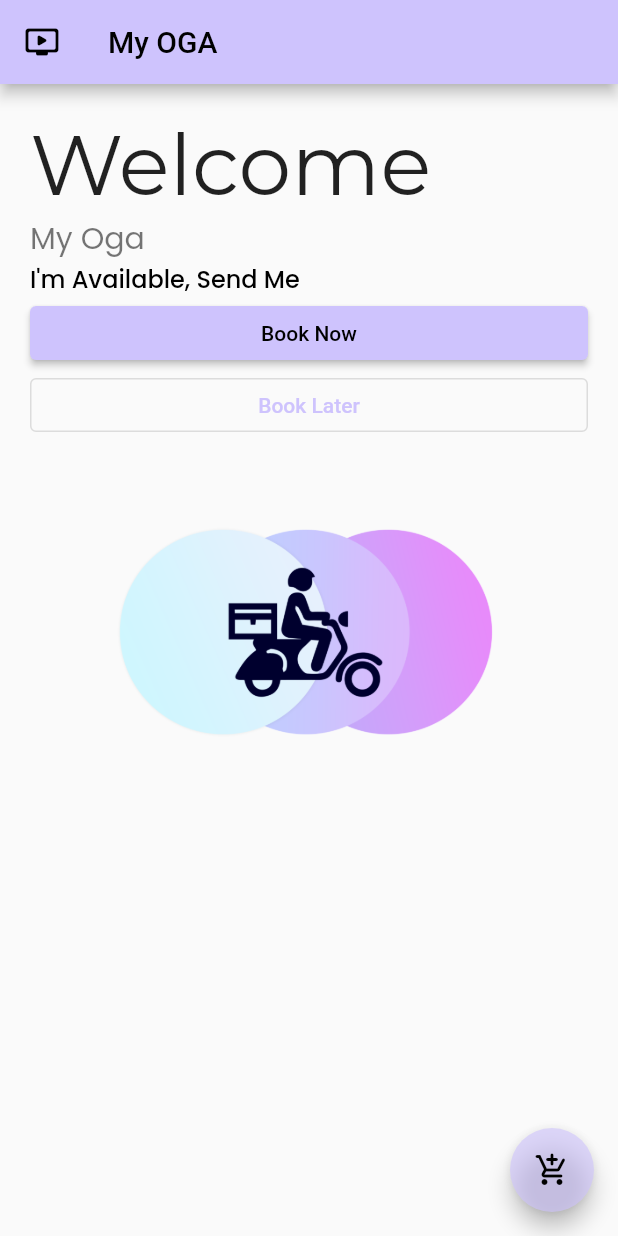
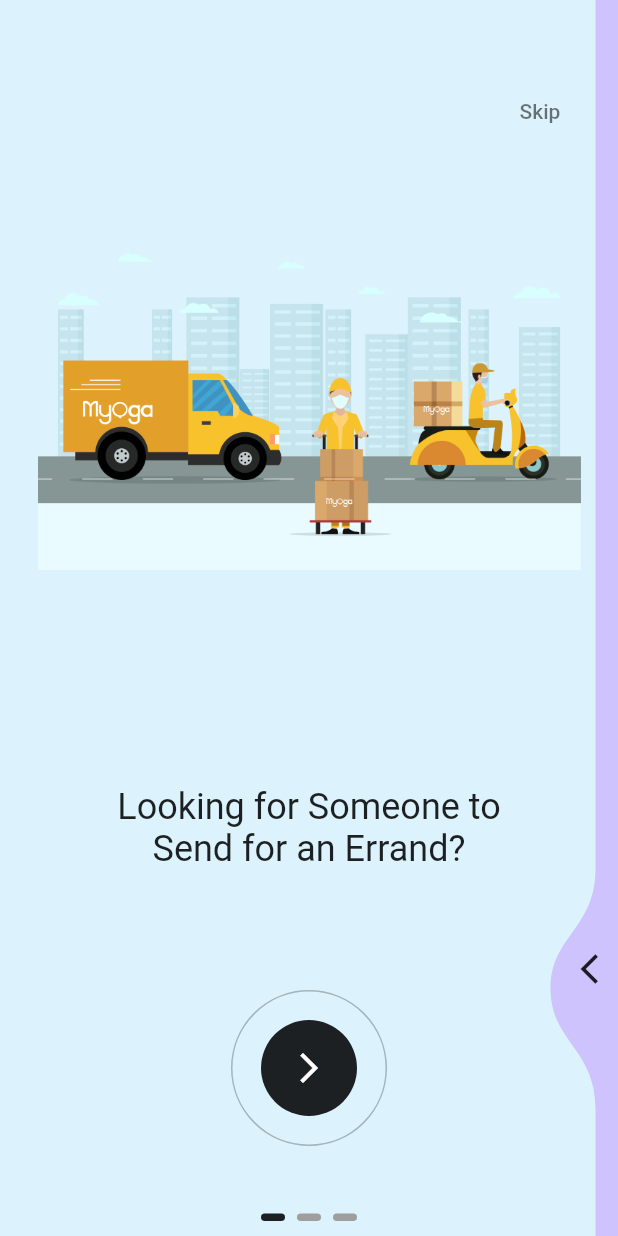
Before and after one commit to softontechsolution/myoga, a Flutter app: the screen it shows after launch, on a phone screen of 412 x 824 dp. Run offline on Flutter 3.47's test engine with Material 2 defaults, Android fonts, the phone set to English and light mode, and no system bars; drawn by our look-alikes of liquid_swipe, smooth_page_indicator; our stand-ins replace cloud_firestore, firebase_auth, get, google_fonts; accounts and stored records are empty.

```diff
--- a/lib/constants/colors.dart
+++ b/lib/constants/colors.dart
@@ -2,9 +2,9 @@ import 'dart:ui';
 
 import 'package:flutter/material.dart';
 
-const PPrimaryColor = Color(0xFFDCF3FD);
-const PSecondarColor = Color(0xFFCEC3FD);
-const PAccentColor = Color(0xFFE290fa);
+const moPrimaryColor = Color(0xFFDCF3FD);
+const moSecondarColor = Color(0xFFCEC3FD);
+const moAccentColor = Color(0xFFE290fa);
 
 const PButtonColor = Color(0xFF00002e);
 const PCardBgColor = Color(0xFFF7F6F1);
--- a/lib/main.dart
+++ b/lib/main.dart
@@ -1,5 +1,8 @@
 import 'package:flutter/material.dart';
+import 'package:get/get.dart';
 import 'package:myoga/utils/themes/theme.dart';
+
+import 'services/views/splash_screen/splash_screen.dart';
 
 void main() {
   runApp(const MyApp());
@@ -10,39 +13,11 @@ class MyApp extends StatelessWidget {
 
   @override
   Widget build(BuildContext context) {
-    return MaterialApp(
+    return GetMaterialApp(
       theme: MyOgaTheme.lightTheme,
       darkTheme: MyOgaTheme.darkTheme,
       themeMode: ThemeMode.system,
-      home: const MyHomePage(),
+      home: SplashScreen(),
     );
   }
 }
-
-class MyHomePage extends StatelessWidget {
-  const MyHomePage({Key? key}) : super(key: key);
-
-  @override
-  Widget build(BuildContext context){
-    return Scaffold(
-      appBar: AppBar(title: Text("My OGA"),leading: Icon(Icons.ondemand_video_rounded),),
-      floatingActionButton: FloatingActionButton(onPressed: () {}, child: Icon(Icons.add_shopping_cart_rounded),),
-      body: Padding(
-        padding: EdgeInsets.all(20.0),
-        child: ListView(
-          children: [
-            Text("Welcome", style: Theme.of(context).textTheme.headline2,),
-            Text("My Oga", style: Theme.of(context).textTheme.subtitle1,),
-            Text("I'm Available, Send Me", style: Theme.of(context).textTheme.bodyText1,),
-            ElevatedButton(onPressed: () {}, child: Text("Book Now"),),
-            OutlinedButton(onPressed: () {}, child: Text("Book Later"),),
-            Padding(padding: EdgeInsets.all(20.0),
-              child: Image(image: AssetImage("assets/images/myogaIcon3.png"),),
-            )
-          ],
-        ),
-      ),
-    );
-  }
-
-}
--- /dev/null
+++ b/lib/services/controllers/onboarding_controller.dart
@@ -0,0 +1,47 @@
+import 'package:flutter/material.dart';
+import 'package:get/get.dart';
+import 'package:liquid_swipe/liquid_swipe.dart';
+
+import '../../constants/colors.dart';
+import '../../constants/image_strings.dart';
+import '../../constants/texts_string.dart';
+import '../models/onboarding_model.dart';
+import '../views/onboarding_screen/onboarding_page_widget.dart';
+
+class OnBoardingController extends GetxController{
+
+  final controller = LiquidController();
+  RxInt currentPage = 0.obs;
+
+  final pages = [
+    OnBoardingPageWidget(
+      model: OnBoardingModel(
+          image: moOnboardImg1,
+          title: moOnboardTitle1,
+          bgColor: moPrimaryColor,
+      ),
+    ),
+    OnBoardingPageWidget(
+      model: OnBoardingModel(
+          image: moOnboardImg2,
+          title: moOnboardTitle2,
+          bgColor: moSecondarColor,
+      ),
+    ),
+    OnBoardingPageWidget(
+      model: OnBoardingModel(
+          image: moOnboardImg3,
+          title: moOnboardTitle3,
+          bgColor: moAccentColor,
+      ),
+    ),
+  ];
+
+  onPageChangedCallback(int activePageIndex) => currentPage.value = activePageIndex;
+  skip() => controller.jumpToPage(page: 3);
+  animateToNextSlide() {
+    int nextPage = controller.currentPage + 1;
+    controller.animateToPage(page: nextPage);
+}
+
+}
--- /dev/null
+++ b/lib/services/models/onboarding_model.dart
@@ -0,0 +1,13 @@
+import 'dart:ui';
+
+class OnBoardingModel {
+  final String image;
+  final String title;
+  final Color bgColor;
+
+  OnBoardingModel({
+    required this.image,
+    required this.title,
+    required this.bgColor,
+  });
+}
--- /dev/null
+++ b/lib/services/views/onboarding_screen/onboarding_page_widget.dart
@@ -0,0 +1,30 @@
+import 'package:flutter/material.dart';
+
+import '../../models/onboarding_model.dart';
+
+class OnBoardingPageWidget extends StatelessWidget {
+  const OnBoardingPageWidget({
+    Key? key,
+    required this.model,
+  }) : super(key: key);
+
+  final OnBoardingModel model;
+
+  @override
+  Widget build(BuildContext context) {
+    final size = MediaQuery.of(context).size;
+    return Container(
+      padding: const EdgeInsets.all(25.0),
+      alignment: Alignment.center,
+      color: model.bgColor,
+      child: Column(
+        mainAxisAlignment: MainAxisAlignment.spaceEvenly,
+        children: [
+          Image(image: AssetImage(model.image), height: size.height * 0.4,),
+          Text(model.title, style: Theme.of(context).textTheme.headline5, textAlign: TextAlign.center,),
+          SizedBox(height: 50.0,)
+        ],
+      ),
+    );
+  }
+}
--- /dev/null
+++ b/lib/services/views/onboarding_screen/onboarding_screen.dart
@@ -0,0 +1,75 @@
+import 'package:flutter/material.dart';
+import 'package:get/get.dart';
+import 'package:liquid_swipe/liquid_swipe.dart';
+import 'package:myoga/services/models/onboarding_model.dart';
+import 'package:smooth_page_indicator/smooth_page_indicator.dart';
+
+import '../../../constants/colors.dart';
+import '../../../constants/image_strings.dart';
+import '../../../constants/texts_string.dart';
+import '../../controllers/onboarding_controller.dart';
+import 'onboarding_page_widget.dart';
+
+class OnBoardingScreen extends StatelessWidget {
+  const OnBoardingScreen({Key? key}) : super(key: key);
+
+  @override
+  Widget build(BuildContext context) {
+    final obcontroller = OnBoardingController();
+    return Scaffold(
+      body: Stack(
+        alignment: Alignment.center,
+        children: [
+          LiquidSwipe(
+            pages: obcontroller.pages,
+            liquidController: obcontroller.controller,
+            onPageChangeCallback: obcontroller.onPageChangedCallback,
+            slideIconWidget: Icon(Icons.arrow_back_ios),
+            enableSideReveal: true,
+          ),
+          Positioned(
+            bottom: 60.0,
+              child: OutlinedButton(
+                onPressed: () => obcontroller.animateToNextSlide(),
+                style: ElevatedButton.styleFrom(
+                  side: const BorderSide(color: Colors.black26),
+                  shape: const CircleBorder(),
+                  padding: const EdgeInsets.all(20),
+                  onPrimary: Colors.white,
+                ),
+                child: Container(
+                  padding: EdgeInsets.all(20.0),
+                  decoration: const BoxDecoration(
+                    color: Colors.black87,
+                    shape: BoxShape.circle,
+                  ),
+                  child: Icon(Icons.arrow_forward_ios),
+                ),
+              )
+          ),
+          Positioned(
+            top: 50.0,
+            right: 20.0,
+            child: TextButton(
+              onPressed: () => obcontroller.skip(),
+              child: const Text("Skip", style: TextStyle(color: Colors.black54)),
+            ),
+          ),
+          Obx(
+            () => Positioned(
+              bottom: 10.0,
+              child: AnimatedSmoothIndicator(
+                activeIndex: obcontroller.currentPage.value,
+                count: 3,
+                effect: const WormEffect(
+                  activeDotColor: Colors.black87,
+                  dotHeight: 5.0,
+                ),
+              ),
+            ),
+          ),
+        ],
+      ),
+    );
+  }
+}
--- /dev/null
+++ b/lib/services/views/welcome_screen/welcome_screen.dart
@@ -0,0 +1,6 @@
+import 'package:flutter/material.dart';
+
+class WelcomeScreen {
+
+
+}
--- a/pubspec.yaml
+++ b/pubspec.yaml
@@ -32,6 +32,8 @@ dependencies:
   equatable: ^2.0.5
   sms_autofill: ^2.2.0
   google_fonts: ^3.0.1
+  liquid_swipe: ^3.0.0
+  smooth_page_indicator: ^1.0.0+2
 
 dev_dependencies:
   flutter_test:
```
Also changed, not shown: lib/constants/image_strings.dart (+6 -10 lines), lib/constants/texts_string.dart (+11 -15 lines), lib/services/controllers/splash_screen_controller.dart (added, +20 -0 lines), lib/services/views/splash_screen/splash_screen.dart (added, +72 -0 lines), pubspec.lock, 2 other files.
